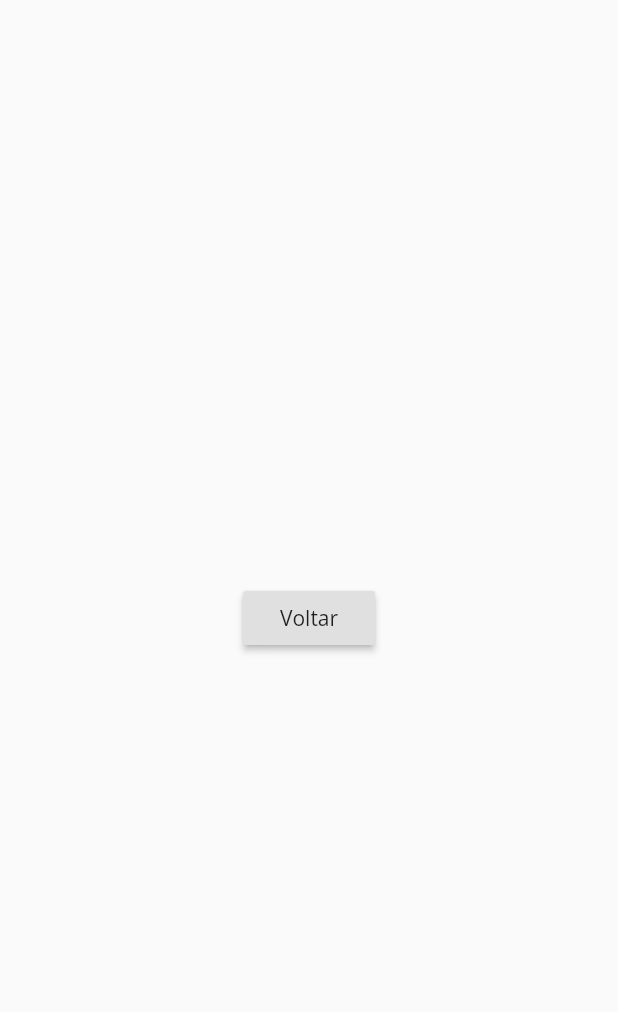
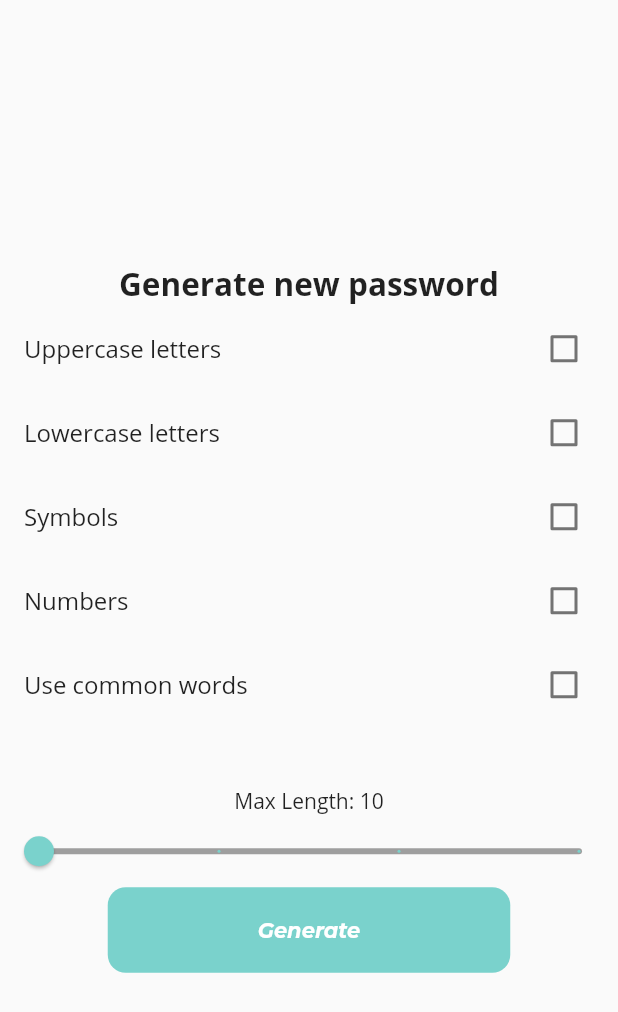
Before and after one commit to zawadneak/pword, a Flutter app: the Password screen opened by its route, on a phone screen of 412 x 824 dp. Shown: the top 1012 px of the screen. Run offline on Flutter 3.47's test engine with Material 2 defaults, Android fonts, the phone set to English and light mode, and no system bars.

Commit message:
Password page style

```diff
--- /dev/null
+++ b/lib/constants/colors.dart
@@ -0,0 +1,6 @@
+import 'package:flutter/material.dart';
+
+class Constants {
+  static const blue = Color.fromRGBO(125, 191, 212, 1);
+  static const green = Color.fromRGBO(122, 210, 204, 1);
+}
--- a/lib/pages/password.dart
+++ b/lib/pages/password.dart
@@ -1,4 +1,7 @@
 import 'package:flutter/material.dart';
+import '../constants/colors.dart';
+import '../widgets/checkBox.dart';
+import '../widgets/generalButton.dart';
 
 class Password extends StatefulWidget {
   @override
@@ -6,18 +9,110 @@ class Password extends StatefulWidget {
 }
 
 class PasswordState extends State<Password> {
+  final List<CheckBoxModel> options = [
+    CheckBoxModel(text: "Uppercase letters"),
+    CheckBoxModel(text: "Lowercase letters"),
+    CheckBoxModel(text: "Symbols"),
+    CheckBoxModel(text: "Numbers"),
+    CheckBoxModel(text: "Use common words"),
+  ];
+
+  double sliderValue = 10;
+  double strength = 0.3;
+  bool isGenerated = false;
+  String password = "";
+
+  void handleGenerate() {
+    setState(() {
+      isGenerated = !isGenerated;
+    });
+  }
+
   @override
   Widget build(BuildContext context) {
     void handleGoBack() {
       Navigator.pop(context);
     }
 
+    void handleSave() {
+      Navigator.pushNamed(context, '/safe');
+    }
+
+    int printableSliderValue = sliderValue.round();
+
     return Scaffold(
         body: Center(
-      child: RaisedButton(
-        onPressed: handleGoBack,
-        child: Text('Voltar'),
-      ),
-    ));
+            child: !isGenerated
+                ? Column(
+                    mainAxisAlignment: MainAxisAlignment.center,
+                    children: [
+                      Text(
+                        "Generate new password",
+                        style: TextStyle(
+                            fontFamily: 'OpenSans',
+                            fontWeight: FontWeight.w700,
+                            fontSize: 21.0),
+                      ),
+                      Container(
+                          child: SizedBox(
+                        child: ListView.builder(
+                          itemCount: options.length,
+                          itemBuilder: (_, int index) {
+                            return CheckboxWidget(item: options[index]);
+                          },
+                        ),
+                        height: 320.0,
+                      )),
+                      Text("Max Length: $printableSliderValue",
+                          style: TextStyle(
+                              fontFamily: "OpenSans", fontSize: 14.0)),
+                      Slider(
+                          value: sliderValue,
+                          min: 10,
+                          max: 25,
+                          divisions: 3,
+                          activeColor: Constants.green,
+                          inactiveColor: Colors.grey,
+                          onChanged: (double value) {
+                            setState(() {
+                              sliderValue = value;
+                            });
+                          }),
+                      GeneralButton("Generate", handleGenerate)
+                    ],
+                  )
+                : Column(
+                    mainAxisAlignment: MainAxisAlignment.center,
+                    children: [
+                        Text('asdasdasdasdasdasdasdasda',
+                            style: TextStyle(
+                                fontFamily: "Montserrat", fontSize: 21.0)),
+                        Container(
+                          margin: EdgeInsets.symmetric(vertical: 20),
+                          width: 300,
+                          height: 20,
+                          child: ClipRRect(
+                            borderRadius: BorderRadius.all(Radius.circular(10)),
+                            child: LinearProgressIndicator(
+                              value: strength,
+                              valueColor: new AlwaysStoppedAnimation<Color>(
+                                  Color(0xff00ff00)),
+                              backgroundColor: Color(0xffD6D6D6),
+                            ),
+                          ),
+                        ),
+                        Text('Strength'),
+                        Text(
+                          'weak',
+                          style: TextStyle(
+                              fontFamily: "Montserrat",
+                              color: Colors.red,
+                              fontSize: 24.0),
+                        ),
+                        SizedBox(height: 10),
+                        GeneralButton("Copy", handleGenerate),
+                        SizedBox(height: 10),
+                        GeneralButton("Save", handleSave)
+                      ])));
   }
 }
--- /dev/null
+++ b/lib/widgets/checkBox.dart
@@ -0,0 +1,37 @@
+import 'package:flutter/material.dart';
+import 'package:pword/constants/colors.dart';
+
+class CheckBoxModel {
+  CheckBoxModel({this.text, this.checked = false});
+
+  String text;
+  bool checked;
+}
+
+class CheckboxWidget extends StatefulWidget {
+  const CheckboxWidget({Key key, this.item}) : super(key: key);
+
+  final CheckBoxModel item;
+
+  @override
+  _CheckboxWidgetState createState() => _CheckboxWidgetState();
+}
+
+class _CheckboxWidgetState extends State<CheckboxWidget> {
+  @override
+  Widget build(BuildContext context) {
+    return CheckboxListTile(
+      activeColor: Constants.green,
+      title: Text(
+        widget.item.text,
+        style: TextStyle(fontFamily: 'OpenSans'),
+      ),
+      value: widget.item.checked,
+      onChanged: (bool value) {
+        setState(() {
+          widget.item.checked = value;
+        });
+      },
+    );
+  }
+}
--- /dev/null
+++ b/lib/widgets/generalButton.dart
@@ -0,0 +1,23 @@
+import 'package:flutter/material.dart';
+
+class GeneralButton extends StatelessWidget {
+  final String text;
+  final Function handleClick;
+
+  GeneralButton(this.text, this.handleClick);
+
+  static const green = Color.fromRGBO(122, 210, 204, 1);
+
+  @override
+  Widget build(BuildContext context) {
+    return FlatButton(
+        onPressed: handleClick,
+        shape: RoundedRectangleBorder(borderRadius: BorderRadius.circular(12)),
+        padding: EdgeInsets.symmetric(horizontal: 100, vertical: 20),
+        child: Text(
+          this.text,
+          style: TextStyle(color: Colors.white, fontFamily: 'Montserrat'),
+        ),
+        color: green);
+  }
+}
--- a/lib/widgets/homeButton.dart
+++ b/lib/widgets/homeButton.dart
@@ -1,4 +1,5 @@
 import 'package:flutter/material.dart';
+import '../constants/colors.dart';
 
 class HomeButton extends StatelessWidget {
   final String text;
@@ -7,16 +8,13 @@ class HomeButton extends StatelessWidget {
 
   HomeButton(this.text, this.colorType, this.handleClick);
 
-  static const blue = Color.fromRGBO(125, 191, 212, 1);
-  static const green = Color.fromRGBO(122, 210, 204, 1);
-
   @override
   Widget build(BuildContext context) {
     return Container(
       margin: EdgeInsets.only(bottom: 10),
-      child: RaisedButton(
+      child: FlatButton(
         shape: RoundedRectangleBorder(borderRadius: BorderRadius.circular(12)),
-        color: this.colorType == 'blue' ? blue : green,
+        color: this.colorType == 'blue' ? Constants.blue : Constants.green,
         onPressed: handleClick,
         child: Container(
           child: Center(
```
